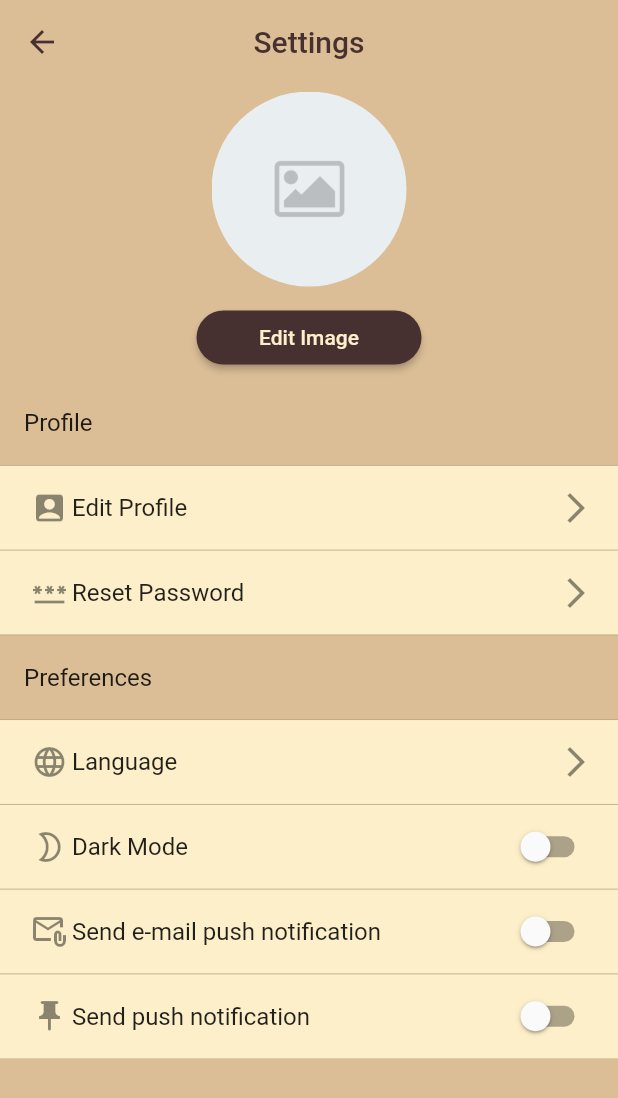
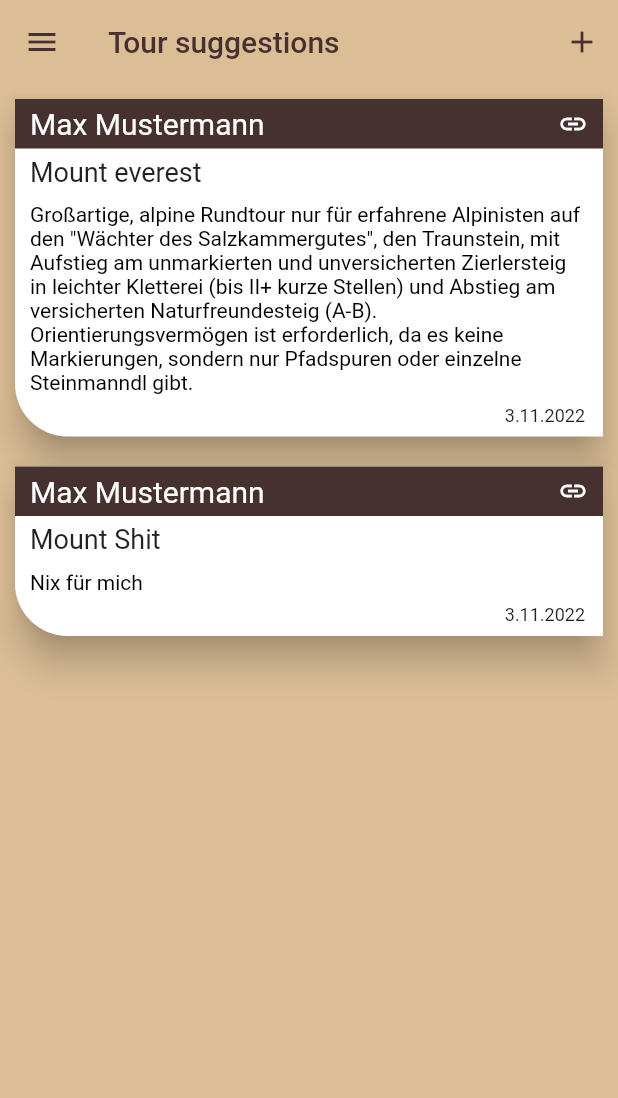
Before and after one commit to PatrickMisti/AlpinFreunde, a Flutter app: the screen it shows after launch, on a phone screen of 412 x 824 dp. Shown: the top 1098 px of the screen. Run offline on Flutter 3.47's test engine with Material 2 defaults, Android fonts, the phone set to English and light mode, and no system bars; our stand-ins replace get_it, pin_code_fields, reactive_forms, rxdart, stacked; missing offline and left inert: catcher; generated files the repository leaves out were written again.

Commit message:
add addSuggestion update MockData add language words add tripSuggestion class add suggestion

```diff
--- /dev/null
+++ b/alpin_frontend/lib/components/suggestion/suggestion_model.dart
@@ -0,0 +1,37 @@
+
+import 'dart:developer';
+
+import 'package:alpin_frontend/components/base_model.dart';
+import 'package:alpin_frontend/components/suggestion/add_suggestion/add_suggestion_view.dart';
+import 'package:alpin_frontend/model/trip_suggestion.dart';
+import 'package:alpin_frontend/utilities/mock/MockData.dart';
+import 'package:flutter/material.dart';
+
+/// [loadingSuggestions] is own task to load all information's from server
+///
+/// [showDialogSuggestion] pop new dialogWidget to add new suggestion
+class SuggestionModel extends BaseModel {
+  final BuildContext _context;
+  late List<TripSuggestion> list;
+  bool isLoading = false;
+
+  SuggestionModel(this._context) {
+    list = [];
+    loadingSuggestions();
+  }
+
+  loadingSuggestions() async {
+    // todo make call
+    // finished isLoading true;
+    // if error show not found error on view
+    await Future.delayed(Duration(seconds: 1));
+    list.addAll(MockData.TRIP_SUGGESTIONS);
+    isLoading = list.isNotEmpty;
+    setState();
+  }
+
+  showDialogSuggestion() async {
+    final test = await showDialog(context: _context, builder: (context) => const AddSuggestionView());
+    // review: add to TripSuggestion and save to backend
+  }
+}
--- /dev/null
+++ b/alpin_frontend/lib/components/suggestion/suggestion_view.dart
@@ -0,0 +1,42 @@
+
+import 'package:alpin_frontend/components/suggestion/suggestion_model.dart';
+import 'package:alpin_frontend/services/language-provider/translation-service.dart';
+import 'package:alpin_frontend/widgets/suggestion_widget.dart';
+import 'package:flutter/material.dart';
+import 'package:stacked/stacked.dart';
+
+/// suggestionView to show all past tours so other people maybe get inspired
+///
+/// visibility act on loading tourSuggestions from server
+/// append [isLoading] variable
+class SuggestionView extends StatelessWidget {
+  const SuggestionView({Key? key}) : super(key: key);
+
+  @override
+  Widget build(BuildContext context) =>
+      ViewModelBuilder<SuggestionModel>.reactive(
+        viewModelBuilder: () => SuggestionModel(context),
+        builder: (context, model, child) {
+          return Scaffold(
+            appBar: AppBar(
+              title: Text(translation(context).tourSuggestion),
+              leading: const Icon(Icons.menu),
+              actions: [
+                IconButton(
+                    onPressed: () => model.showDialogSuggestion(),
+                    icon: const Icon(Icons.add))
+              ],
+            ),
+            body: Visibility(
+              visible: model.isLoading,
+              child: ListView.builder(
+                itemBuilder: (context, index) =>
+                    SuggestionWidget(suggestion: model.list[index]),
+                itemCount: model.list.length,
+              ),
+              replacement: const Center(child: CircularProgressIndicator()),
+            ),
+          );
+        },
+      );
+}
--- a/alpin_frontend/lib/l10n/intl_en.arb
+++ b/alpin_frontend/lib/l10n/intl_en.arb
@@ -48,5 +48,13 @@
     "settingsProfileEdit": "Edit Profile",
     "settingsPreferencesLabel": "Preferences",
     "settingsLanguage": "Language",
-    "settingsThemeMode": "Dark Mode"
+    "settingsThemeMode": "Dark Mode",
+    "tourSuggestion": "Tour suggestions",
+    "addNewTourSuggestion": "Add new tour suggestion",
+    "addLink": "Add link",
+    "addTitle": "Add title",
+    "addDescription": "Add description",
+    "link": "link",
+    "text": "text",
+    "textTitle": "title"
 }
--- a/alpin_frontend/lib/main.dart
+++ b/alpin_frontend/lib/main.dart
@@ -49,7 +49,7 @@ class Alpin extends StatelessWidget {
         darkTheme: ThemeAlpin.dark(),
         themeMode: ThemeMode.light,
         onGenerateRoute: RouterGenerator.generateRoute,
-        initialRoute: "/settings",
+        initialRoute: RouterGenerator.suggestionView,
       );
     }
     );
--- /dev/null
+++ b/alpin_frontend/lib/model/trip_suggestion.dart
@@ -0,0 +1,13 @@
+
+import 'package:alpin_frontend/model/user.dart';
+
+class TripSuggestion {
+  final String websiteLink;
+  final String title;
+  final String description;
+  final bool publicShown;
+  final DateTime time;
+  final User user;
+
+  TripSuggestion(this.websiteLink, this.title, this.description, this.publicShown, this.time, this.user);
+}
--- a/alpin_frontend/lib/routing.dart
+++ b/alpin_frontend/lib/routing.dart
@@ -3,6 +3,7 @@ import 'package:alpin_frontend/components/login/reset/reset_view.dart';
 import 'package:alpin_frontend/components/login/signin/signIn_view.dart';
 import 'package:alpin_frontend/components/overview/overview_view.dart';
 import 'package:alpin_frontend/components/settings/settings_view.dart';
+import 'package:alpin_frontend/components/suggestion/suggestion_view.dart';
 import 'package:flutter/material.dart';
 
 /// The router [args] is like the params in angular
@@ -13,22 +14,25 @@ class RouterGenerator {
   static String get signInView => '/signin';
   static String get overviewView => '/overview';
   static String get settingsView => '/settings';
+  static String get suggestionView => '/suggestion';
 
 
   static Route<dynamic> generateRoute(RouteSettings settings) {
     final args = settings.arguments;
 
     switch(settings.name) {
-      case "/login":
+      case '/login':
         return MaterialPageRoute(builder: (context) => LoginView());
-      case "/resetPassword":
+      case '/resetPassword':
         return MaterialPageRoute(builder: (context) => const ResetPasswordView());
-      case "/signin":
+      case '/signin':
         return MaterialPageRoute(builder: (context) => SignInView());
-      case "/overview":
+      case '/overview':
         return MaterialPageRoute(builder: (context) =>  const OverviewView());
-      case "/settings":
+      case '/settings':
         return MaterialPageRoute(builder: (context) => const SettingsView());
+      case '/suggestion':
+        return MaterialPageRoute(builder: (context) => const SuggestionView());
       default:
         return _errorRoute();
     }
--- a/alpin_frontend/lib/utilities/mock/MockData.dart
+++ b/alpin_frontend/lib/utilities/mock/MockData.dart
@@ -1,4 +1,5 @@
 
+import 'package:alpin_frontend/model/trip_suggestion.dart';
 import 'package:alpin_frontend/model/user.dart';
 
 /// mock data's for testing
@@ -12,4 +13,9 @@ class MockData {
           emailPush: true,
           push: false);
 
+  static TripSuggestion get TRIP_SUGGESTION_1 => TripSuggestion('http://test.at', 'Mount everest', 'Großartige, alpine Rundtour nur für erfahrene Alpinisten auf den "Wächter des Salzkammergutes", den Traunstein, mit Aufstieg am unmarkierten und unversicherten Zierlersteig in leichter Kletterei (bis II+ kurze Stellen) und Abstieg am versicherten Naturfreundesteig (A-B). Orientierungsvermögen ist erforderlich, da es keine Markierungen, sondern nur Pfadspuren oder einzelne Steinmanndl gibt.', true, DateTime.now(), MOCK_USER);
+
+  static TripSuggestion get TRIP_SUGGESTION_2 => TripSuggestion('http://test2.at', 'Mount Shit', 'Nix für mich', true, DateTime.now(), MOCK_USER);
+
+  static List<TripSuggestion> get TRIP_SUGGESTIONS => [TRIP_SUGGESTION_1, TRIP_SUGGESTION_2];
 }
--- /dev/null
+++ b/alpin_frontend/lib/widgets/suggestion_widget.dart
@@ -0,0 +1,80 @@
+import 'package:alpin_frontend/model/trip_suggestion.dart';
+import 'package:flutter/material.dart';
+import 'package:flutter/widgets.dart';
+import 'package:intl/intl.dart';
+
+/// [_contentWidgets] is the content from the card
+///
+/// [Card] widget is only the style for the list
+class SuggestionWidget extends StatelessWidget {
+  final TripSuggestion suggestion;
+
+  const SuggestionWidget({Key? key, required this.suggestion})
+      : super(key: key);
+
+  final titleTextStyle = const TextStyle(color: Colors.white, fontSize: 20);
+  final contentTextStyle = const TextStyle(color: Colors.black);
+
+  Column _contentWidgets(
+      {required BuildContext context,
+      required String name,
+      required String date,
+      required Size size}) {
+    return Column(
+      crossAxisAlignment: CrossAxisAlignment.start,
+      children: [
+        Container(
+          padding: const EdgeInsets.symmetric(horizontal: 10, vertical: 5),
+          color: Theme.of(context).primaryColor,
+          child: Row(
+            mainAxisAlignment: MainAxisAlignment.spaceBetween,
+            children: [
+              Text(name, style: titleTextStyle),
+              GestureDetector(
+                child: Icon(Icons.link,
+                    size: titleTextStyle.fontSize, color: titleTextStyle.color),
+              )
+            ],
+          ),
+        ),
+        Container(
+          padding: const EdgeInsets.only(left: 10, right: 10, top: 5),
+          child: Text(
+            suggestion.title,
+            style: TextStyle(fontSize: (titleTextStyle.fontSize! - 2)),
+          ),
+        ),
+        Container(
+          padding: const EdgeInsets.only(left: 10,right: 10,top: 10, bottom: 5),
+          child: RichText(
+              text: TextSpan(
+                  text: suggestion.description, style: contentTextStyle)),
+        ),
+        Container(
+            alignment: Alignment.centerRight,
+            margin: const EdgeInsets.all(2),
+            padding: const EdgeInsets.only(left: 10, right: 10, bottom: 5),
+            width: size.width,
+            child: Text(date, style: const TextStyle(fontSize: 12)))
+      ],
+    );
+  }
+
+  @override
+  Widget build(BuildContext context) {
+    Size size = MediaQuery.of(context).size;
+    String name =
+        [suggestion.user.firstName, suggestion.user.lastName].join(' ');
+    String date = DateFormat.yMd('de').format(suggestion.time).toString();
+    return Card(
+      elevation: 10,
+      shadowColor: Colors.black,
+      shape: const RoundedRectangleBorder(
+        borderRadius: BorderRadius.only(bottomLeft: Radius.circular(35))
+      ),
+      margin: const EdgeInsets.all(10),
+      child:
+          _contentWidgets(context: context, name: name, date: date, size: size),
+    );
+  }
+}
```
Also changed, not shown: alpin_frontend/lib/components/suggestion/add_suggestion/add_suggestion_model.dart (added, +32 -0 lines), alpin_frontend/lib/components/suggestion/add_suggestion/add_suggestion_view.dart (added, +116 -0 lines), alpin_frontend/lib/l10n/intl_de.arb (+9 -1 lines), alpin_frontend/lib/generated/intl/messages_de.dart, alpin_frontend/lib/generated/intl/messages_en.dart, alpin_frontend/lib/generated/l10n.dart.
